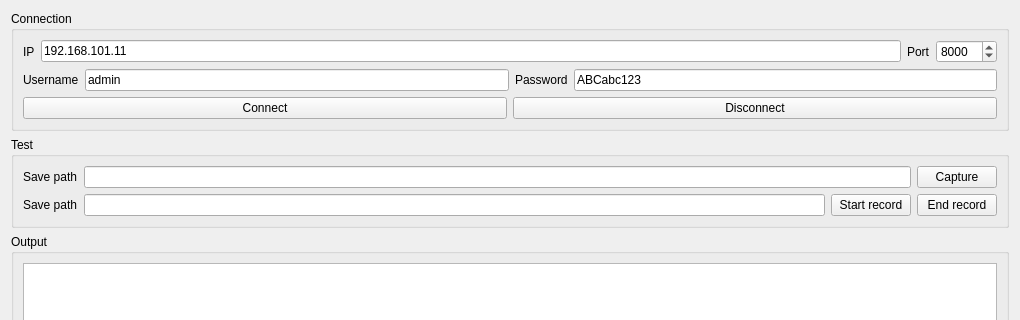
Before: the Qt Designer form HCNetSDK-demo/widget.ui in dfqytcom/HCNetSDK-demo, drawn with Qt 5; both pictures show x 0 to 1020 and y 0 to 320 of the 1020 by 752 pixel window.
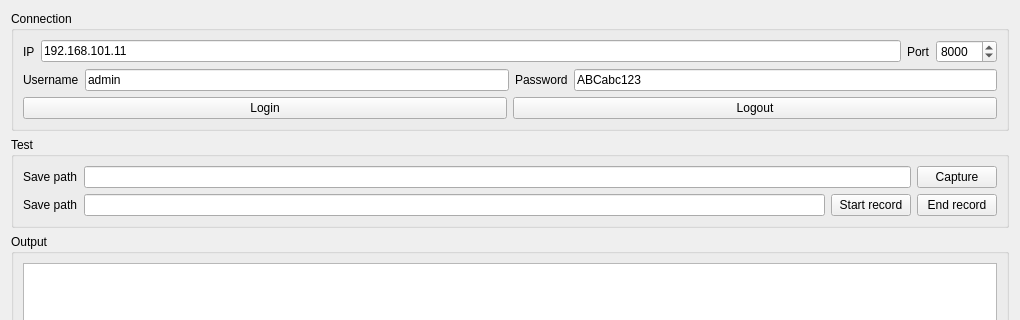
After: the same form once the commit is applied.

Patch:
```diff
--- a/HCNetSDK-demo/widget.ui
+++ b/HCNetSDK-demo/widget.ui
@@ -95,14 +95,14 @@
         <item>
          <widget class="QPushButton" name="pushButton_connect">
           <property name="text">
-           <string>Connect</string>
+           <string>Login</string>
           </property>
          </widget>
         </item>
         <item>
          <widget class="QPushButton" name="pushButton_disconnect">
           <property name="text">
-           <string>Disconnect</string>
+           <string>Logout</string>
           </property>
          </widget>
         </item>
```
